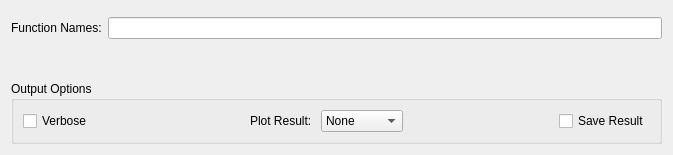
mantidproject/mantid, file Code/Mantid/MantidQt/CustomInterfaces/inc/MantidQtCustomInterfaces/IndirectMolDyn.ui: the form before one commit.
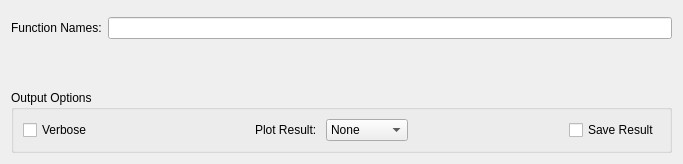
The form after the commit. Custom widgets are drawn as their Qt base class.

Commit message: Refs #5422 Fix window resize quirk.

What changed in the file:
```diff
--- a/Code/Mantid/MantidQt/CustomInterfaces/inc/MantidQtCustomInterfaces/IndirectMolDyn.ui
+++ b/Code/Mantid/MantidQt/CustomInterfaces/inc/MantidQtCustomInterfaces/IndirectMolDyn.ui
@@ -6,8 +6,8 @@
    <rect>
     <x>0</x>
     <y>0</y>
-    <width>673</width>
-    <height>155</height>
+    <width>683</width>
+    <height>164</height>
    </rect>
   </property>
   <property name="windowTitle">
```
The commit also changes 2 other files.
